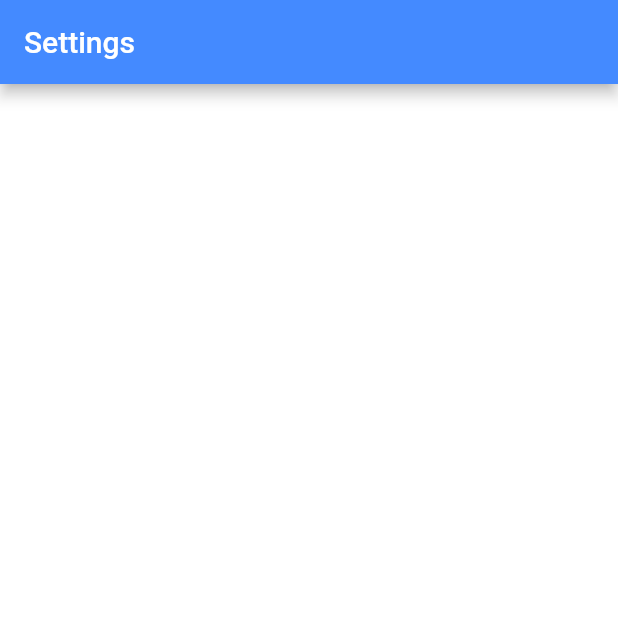
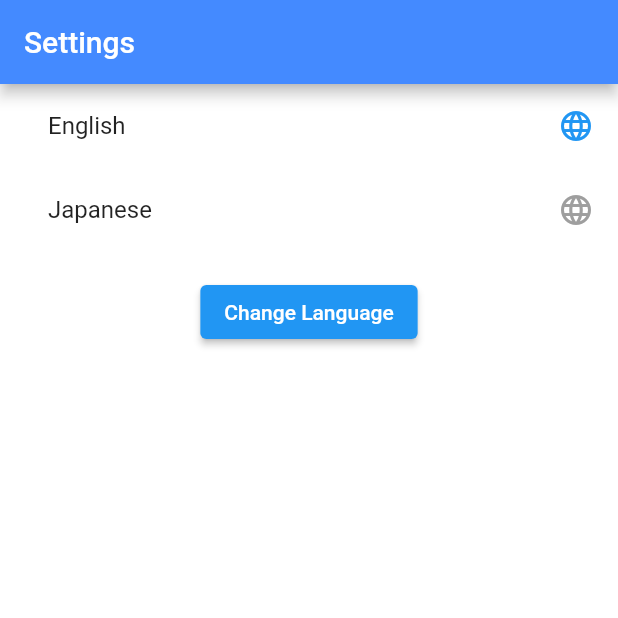
Before and after one commit to mvn-quannguyen2-dn/flutter_bloc_boilerplate, a Flutter app: the SettingsPage screen opened directly, on a phone screen of 412 x 824 dp, the top half of it. Run offline on Flutter 3.47's test engine with Material 2 defaults, Android fonts, the phone set to English and light mode, and no system bars; our stand-ins replace bloc, connectivity, dio, flutter_bloc, shared_preferences; accounts and stored records are empty; statements that could not run were skipped; project files that could hold a hidden picture were left out.

Commit message:
improve change language

```diff
--- a/lib/utils/helpers/multi_language/app_locale_delegate.dart
+++ b/lib/services/app_locale_delegate_service.dart
@@ -3,8 +3,8 @@ import 'package:flutter/material.dart';
 // Utils
 import 'package:flutter_bloc_boilerplate/utils/helpers/index.dart';
 
-class AppLocaleDelegate extends LocalizationsDelegate<TranslateHelper> {
-  const AppLocaleDelegate();
+class AppLocaleDelegateService extends LocalizationsDelegate<TranslateHelper> {
+  const AppLocaleDelegateService();
 
   @override
   bool isSupported(Locale locale) {
@@ -19,5 +19,5 @@ class AppLocaleDelegate extends LocalizationsDelegate<TranslateHelper> {
   }
 
   @override
-  bool shouldReload(AppLocaleDelegate old) => false;
+  bool shouldReload(AppLocaleDelegateService old) => false;
 }
--- /dev/null
+++ b/lib/utils/constants/app_languages.dart
@@ -0,0 +1,43 @@
+class AppLanguages {
+  ///Get Language Global Language Name
+  static String getGlobalLanguageName(String code) {
+    switch (code) {
+      case 'en':
+        return 'English';
+      case 'vi':
+        return 'Vietnamese';
+      case 'ar':
+        return 'Arabic';
+      case 'da':
+        return 'Danish';
+      case 'de':
+        return 'German';
+      case 'el':
+        return 'Greek';
+      case 'fr':
+        return 'French';
+      case 'he':
+        return 'Hebrew';
+      case 'id':
+        return 'Indonesian';
+      case 'ja':
+        return 'Japanese';
+      case 'ko':
+        return 'Korean';
+      case 'lo':
+        return 'Lao';
+      case 'nl':
+        return 'Dutch';
+      case 'zh':
+        return 'Chinese';
+      case 'fa':
+        return 'Iran';
+      case 'km':
+        return 'Cambodian';
+      case 'ru':
+        return 'Russian';
+      default:
+        return 'Unknown';
+    }
+  }
+}
--- a/lib/utils/helpers/multi_language/app_language_helper.dart
+++ b/lib/utils/helpers/multi_language/app_language_helper.dart
@@ -2,16 +2,15 @@
 import 'package:flutter/material.dart';
 
 class AppLanguageHelper {
-  ///Default Language
+  /// Default Language
   static Locale defaultLanguage = Locale('en');
 
-  ///List Language support in Application
+  /// List Language support in Application
   static List<Locale> supportLanguage = [
     Locale('en'),
     Locale('ja'),
   ];
 
-  ///Singleton factory
   static final AppLanguageHelper _instance = AppLanguageHelper._internal();
 
   factory AppLanguageHelper() {
--- a/lib/utils/helpers/multi_language/translate_helper.dart
+++ b/lib/utils/helpers/multi_language/translate_helper.dart
@@ -1,5 +1,8 @@
+// Cores
 import 'package:flutter/material.dart';
-import 'package:flutter_bloc_boilerplate/utils/helpers/multi_language/app_locale_delegate.dart';
+// Services
+import 'package:flutter_bloc_boilerplate/services/app_locale_delegate_service.dart';
+// Utils
 import 'package:flutter_bloc_boilerplate/utils/helpers/index.dart';
 
 class TranslateHelper {
@@ -12,7 +15,7 @@ class TranslateHelper {
   }
 
   static const LocalizationsDelegate<TranslateHelper> delegate =
-      AppLocaleDelegate();
+      AppLocaleDelegateService();
 
   late Map<String, String> _localizedStrings;
 
--- a/lib/views/pages/settings/settings_page.dart
+++ b/lib/views/pages/settings/settings_page.dart
@@ -1,5 +1,8 @@
 // Cores
 import 'package:flutter/material.dart';
+import 'package:flutter_bloc_boilerplate/blocs/app_bloc.dart';
+import 'package:flutter_bloc_boilerplate/blocs/export_blocs.dart';
+import 'package:flutter_bloc_boilerplate/utils/constants/app_languages.dart';
 import 'package:flutter_bloc_boilerplate/utils/helpers/index.dart';
 
 class SettingsPage extends StatefulWidget {
@@ -10,6 +13,16 @@ class SettingsPage extends StatefulWidget {
 }
 
 class _SettingsPageState extends State<SettingsPage> {
+  final textLanguageController = TextEditingController();
+
+  List<Locale> listLanguage = AppLanguageHelper.supportLanguage;
+  Locale languageSelected = AppLanguageHelper.defaultLanguage;
+
+  ///On change language
+  Future<void> changeLanguage() async {
+    AppBloc.languageBloc.add(OnChangeLanguage(languageSelected));
+  }
+
   @override
   Widget build(BuildContext context) {
     return Scaffold(
@@ -18,7 +31,44 @@ class _SettingsPageState extends State<SettingsPage> {
           TranslateHelper.of(context).translate('settings'),
         ),
       ),
-      body: Container(),
+      body: SafeArea(
+        child: Column(
+          children: <Widget>[
+            ListView.builder(
+              padding: EdgeInsets.only(left: 16),
+              shrinkWrap: true,
+              itemBuilder: (context, index) {
+                Widget trailing = Icon(
+                  Icons.language,
+                  color: Colors.grey,
+                );
+                final item = listLanguage[index];
+                if (item == languageSelected) {
+                  trailing = Icon(
+                    Icons.language,
+                    color: Theme.of(context).primaryColor,
+                  );
+                }
+                return ListTile(
+                  title: Text(
+                    AppLanguages.getGlobalLanguageName(item.languageCode),
+                  ),
+                  trailing: trailing,
+                  onTap: () => setState(() => languageSelected = item),
+                );
+              },
+              itemCount: listLanguage.length,
+            ),
+            Padding(
+              padding: EdgeInsets.all(16),
+              child: ElevatedButton(
+                onPressed: changeLanguage,
+                child: Text('Change Language'),
+              ),
+            )
+          ],
+        ),
+      ),
     );
   }
 }
```
